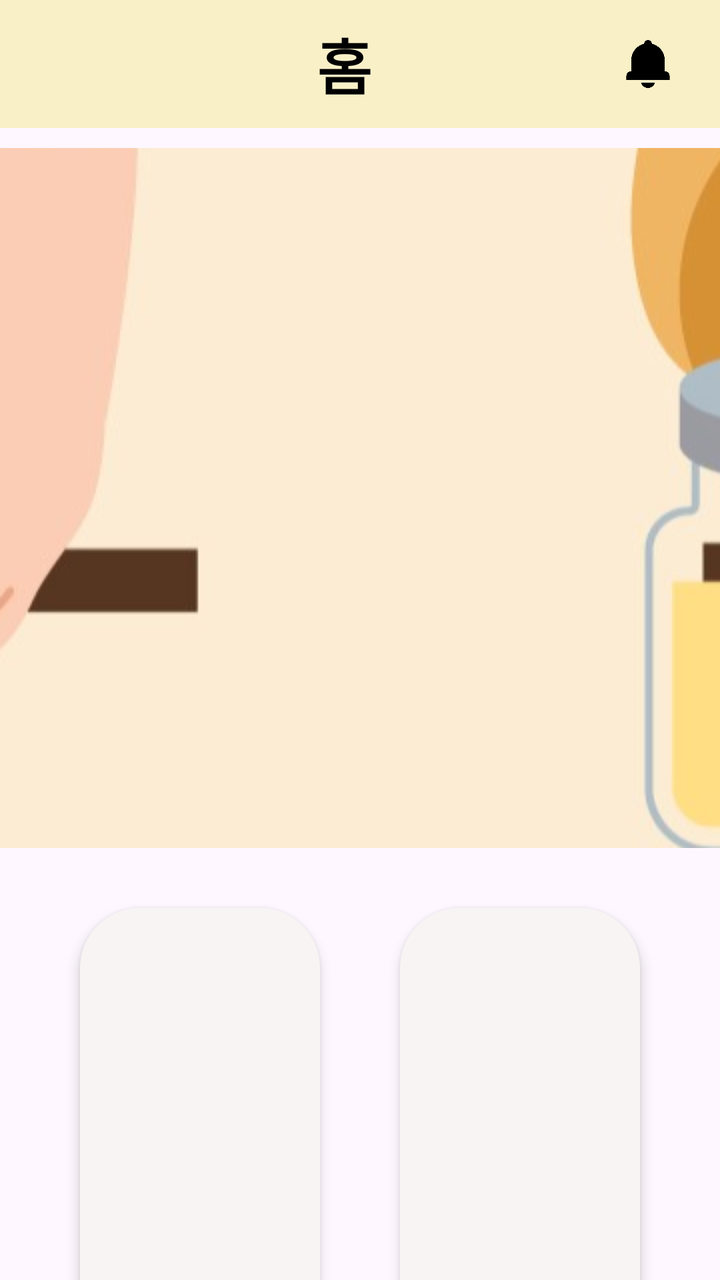
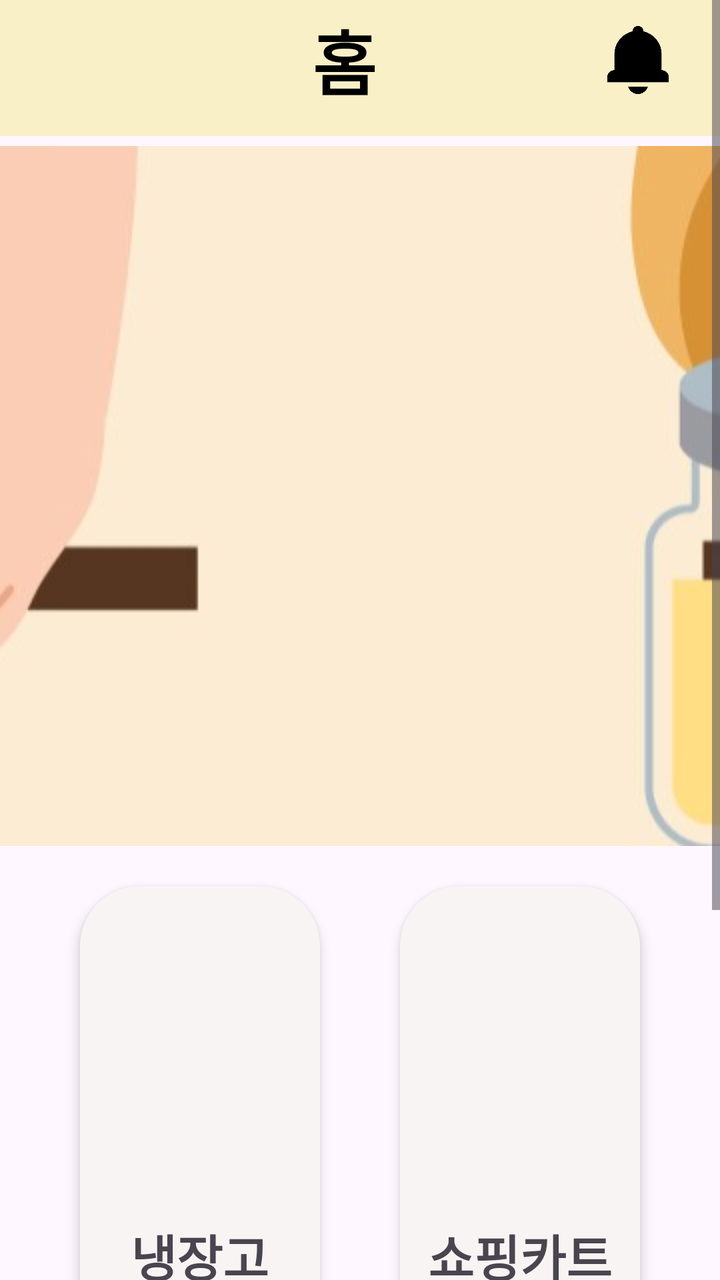

Before-and-after screenshots of an Android layout around one commit, followed by the original layout XML and the change that was made.
<!-- AndroidManifest.xml: application theme Theme.PickAndCook -->
<!-- res/layout/fragment_home.xml -->
<?xml version="1.0" encoding="utf-8"?>
<androidx.constraintlayout.widget.ConstraintLayout
    xmlns:android="http://schemas.android.com/apk/res/android"
    xmlns:app="http://schemas.android.com/apk/res-auto"
    android:layout_width="match_parent"
    android:layout_height="match_parent">

    <androidx.appcompat.widget.Toolbar
        android:id="@+id/toolbar"
        android:layout_width="0dp"
        android:layout_height="?attr/actionBarSize"
        android:background="@color/main"
        android:paddingEnd="16dp"
        app:layout_constraintTop_toTopOf="parent"
        app:layout_constraintStart_toStartOf="parent"
        app:layout_constraintEnd_toEndOf="parent">

        <ImageView
            android:id="@+id/notificationIcon"
            android:layout_width="40dp"
            android:layout_height="50dp"
            android:src="@drawable/ic_alarm_bell"
            android:layout_gravity="end|center_vertical"
            android:padding="8dp" />

        <TextView
            android:layout_width="wrap_content"
            android:layout_height="wrap_content"
            android:layout_gravity="center"
            android:text="홈"
            android:textAppearance="@style/TitleTextStyle" />
    </androidx.appcompat.widget.Toolbar>

    <ImageView
        android:id="@+id/headerImage"
        android:layout_width="0dp"
        android:layout_height="350dp"
        android:layout_marginTop="10dp"
        android:scaleType="centerCrop"
        android:src="@drawable/header_image"
        app:layout_constraintEnd_toEndOf="parent"
        app:layout_constraintStart_toStartOf="parent"
        app:layout_constraintTop_toBottomOf="@id/toolbar" />

    
    <FrameLayout
        android:id="@+id/fridgeView"
        android:layout_width="0dp"
        android:layout_height="400dp"
        android:layout_marginTop="30dp"
        android:layout_marginStart="40dp"
        android:background="@drawable/bg_rounded"
        app:layout_constraintTop_toBottomOf="@id/headerImage"
        app:layout_constraintStart_toStartOf="parent"
        app:layout_constraintEnd_toStartOf="@id/cartView"
        android:elevation="4dp">

        <TextView
            android:layout_width="wrap_content"
            android:layout_height="wrap_content"
            android:text="냉장고"
            android:textSize="25sp"
            android:textStyle="bold"
            android:layout_gravity="center"/>
    </FrameLayout>


    
    <FrameLayout
        android:id="@+id/cartView"
        android:layout_width="0dp"
        android:layout_height="400dp"
        android:background="@drawable/bg_rounded"
        android:layout_marginStart="40dp"
        android:layout_marginEnd="40dp"
        app:layout_constraintTop_toTopOf="@id/fridgeView"
        app:layout_constraintStart_toEndOf="@id/fridgeView"
        app:layout_constraintEnd_toEndOf="parent"
        android:elevation="4dp">

        <TextView
            android:layout_width="wrap_content"
            android:layout_height="wrap_content"
            android:text="쇼핑카트"
            android:textSize="25sp"
            android:textStyle="bold"
            android:layout_gravity="center"/>
    </FrameLayout>


    <Button
        android:id="@+id/recipeButton"
        android:layout_width="150dp"
        android:layout_height="50dp"
        android:layout_marginTop="30dp"
        android:backgroundTint="@color/main"
        android:text="레시피 추천"
        android:textColor="@color/black"
        android:textSize="@dimen/button_size"
        app:layout_constraintEnd_toEndOf="parent"
        app:layout_constraintHorizontal_bias="0.499"
        app:layout_constraintStart_toStartOf="parent"
        app:layout_constraintTop_toBottomOf="@id/cartView" />

</androidx.constraintlayout.widget.ConstraintLayout>
<!-- resources referenced by this layout -->
<resources>
  <color name="black">#FF000000</color>
  <color name="main">#FAF0C8</color>
  <dimen name="button_size">18sp</dimen>
  <!-- drawable bg_rounded (drawable) -->
  <shape xmlns:android="http://schemas.android.com/apk/res/android"
      android:shape="rectangle">
      <solid android:color="#F8F4F4" />
      <corners android:radius="30dp" />
  </shape>
  <!-- drawable header_image: png bitmap (drawable, 370630 bytes) -->
  <!-- drawable ic_alarm_bell: png bitmap (drawable, 4687 bytes) -->
  <style name="TitleTextStyle">
          <item name="android:textSize">30sp</item>
          <item name="android:textStyle">bold</item>
          <item name="android:textColor">#000000</item> 
          <item name="android:fontFamily">sans-serif-medium</item>
          <item name="android:gravity">center</item>
      </style>
  <style name="Theme.PickAndCook" parent="Base.Theme.PickAndCook" />
  <style name="Base.Theme.PickAndCook" parent="Theme.Material3.DayNight.NoActionBar">
          
          
      </style>
</resources>

<!-- the commit's change to res/layout/fragment_home.xml (unified diff, before → after) -->
@@ -1,105 +1,113 @@
 <?xml version="1.0" encoding="utf-8"?>
-<androidx.constraintlayout.widget.ConstraintLayout
+<ScrollView
     xmlns:android="http://schemas.android.com/apk/res/android"
     xmlns:app="http://schemas.android.com/apk/res-auto"
     android:layout_width="match_parent"
     android:layout_height="match_parent">
 
-    <androidx.appcompat.widget.Toolbar
-        android:id="@+id/toolbar"
-        android:layout_width="0dp"
-        android:layout_height="?attr/actionBarSize"
-        android:background="@color/main"
-        android:paddingEnd="16dp"
-        app:layout_constraintTop_toTopOf="parent"
-        app:layout_constraintStart_toStartOf="parent"
-        app:layout_constraintEnd_toEndOf="parent">
+    <androidx.constraintlayout.widget.ConstraintLayout
+        android:layout_width="match_parent"
+        android:layout_height="wrap_content">
+
+        <androidx.appcompat.widget.Toolbar
+            android:id="@+id/toolbar"
+            android:layout_width="0dp"
+            android:layout_height="wrap_content"
+            android:minHeight="?attr/actionBarSize"
+            android:background="@color/main"
+            android:paddingBottom="8dp"
+            android:paddingEnd="16dp"
+            app:layout_constraintTop_toTopOf="parent"
+            app:layout_constraintStart_toStartOf="parent"
+            app:layout_constraintEnd_toEndOf="parent">
+
+            <ImageView
+                android:id="@+id/notificationIcon"
+                android:layout_width="50dp"
+                android:layout_height="60dp"
+                android:src="@drawable/ic_alarm_bell"
+                android:layout_gravity="end|center_vertical"
+                android:padding="8dp" />
+
+            <TextView
+                android:layout_width="wrap_content"
+                android:layout_height="wrap_content"
+                android:layout_gravity="center"
+                android:text="홈"
+                android:textAppearance="@style/TitleTextStyle" />
+        </androidx.appcompat.widget.Toolbar>
 
         <ImageView
-            android:id="@+id/notificationIcon"
-            android:layout_width="40dp"
-            android:layout_height="50dp"
-            android:src="@drawable/ic_alarm_bell"
-            android:layout_gravity="end|center_vertical"
-            android:padding="8dp" />
+            android:id="@+id/headerImage"
+            android:layout_width="0dp"
+            android:layout_height="350dp"
+            android:layout_marginTop="5dp"
+            android:scaleType="centerCrop"
+            android:src="@drawable/header_image"
+            app:layout_constraintEnd_toEndOf="parent"
+            app:layout_constraintStart_toStartOf="parent"
+            app:layout_constraintTop_toBottomOf="@id/toolbar" />
 
-        <TextView
-            android:layout_width="wrap_content"
-            android:layout_height="wrap_content"
-            android:layout_gravity="center"
-            android:text="홈"
-            android:textAppearance="@style/TitleTextStyle" />
-    </androidx.appcompat.widget.Toolbar>
+        
+        <FrameLayout
+            android:id="@+id/fridgeView"
+            android:layout_width="0dp"
+            android:layout_height="370dp"
+            android:layout_marginTop="20dp"
+            android:layout_marginStart="40dp"
+            android:background="@drawable/bg_rounded"
+            app:layout_constraintTop_toBottomOf="@id/headerImage"
+            app:layout_constraintStart_toStartOf="parent"
+            app:layout_constraintEnd_toStartOf="@id/cartView"
+            android:elevation="4dp">
 
-    <ImageView
-        android:id="@+id/headerImage"
-        android:layout_width="0dp"
-        android:layout_height="350dp"
-        android:layout_marginTop="10dp"
-        android:scaleType="centerCrop"
-        android:src="@drawable/header_image"
-        app:layout_constraintEnd_toEndOf="parent"
-        app:layout_constraintStart_toStartOf="parent"
-        app:layout_constraintTop_toBottomOf="@id/toolbar" />
-
-    
-    <FrameLayout
-        android:id="@+id/fridgeView"
-        android:layout_width="0dp"
-        android:layout_height="400dp"
-        android:layout_marginTop="30dp"
-        android:layout_marginStart="40dp"
-        android:background="@drawable/bg_rounded"
-        app:layout_constraintTop_toBottomOf="@id/headerImage"
-        app:layout_constraintStart_toStartOf="parent"
-        app:layout_constraintEnd_toStartOf="@id/cartView"
-        android:elevation="4dp">
-
-        <TextView
-            android:layout_width="wrap_content"
-            android:layout_height="wrap_content"
-            android:text="냉장고"
-            android:textSize="25sp"
-            android:textStyle="bold"
-            android:layout_gravity="center"/>
-    </FrameLayout>
+            <TextView
+                android:layout_width="wrap_content"
+                android:layout_height="wrap_content"
+                android:text="냉장고"
+                android:textSize="25sp"
+                android:textStyle="bold"
+                android:layout_gravity="center"/>
+        </FrameLayout>
 
 
-    
-    <FrameLayout
-        android:id="@+id/cartView"
-        android:layout_width="0dp"
-        android:layout_height="400dp"
-        android:background="@drawable/bg_rounded"
-        android:layout_marginStart="40dp"
-        android:layout_marginEnd="40dp"
-        app:layout_constraintTop_toTopOf="@id/fridgeView"
-        app:layout_constraintStart_toEndOf="@id/fridgeView"
-        app:layout_constraintEnd_toEndOf="parent"
-        android:elevation="4dp">
+        
+        <FrameLayout
+            android:id="@+id/cartView"
+            android:layout_width="0dp"
+            android:layout_height="370dp"
+            android:background="@drawable/bg_rounded"
+            android:layout_marginStart="40dp"
+            android:layout_marginEnd="40dp"
+            app:layout_constraintTop_toTopOf="@id/fridgeView"
+            app:layout_constraintStart_toEndOf="@id/fridgeView"
+            app:layout_constraintEnd_toEndOf="parent"
+            android:elevation="4dp">
 
-        <TextView
-            android:layout_width="wrap_content"
-            android:layout_height="wrap_content"
-            android:text="쇼핑카트"
-            android:textSize="25sp"
-            android:textStyle="bold"
-            android:layout_gravity="center"/>
-    </FrameLayout>
+            <TextView
+                android:layout_width="wrap_content"
+                android:layout_height="wrap_content"
+                android:text="쇼핑카트"
+                android:textSize="25sp"
+                android:textStyle="bold"
+                android:layout_gravity="center"/>
+        </FrameLayout>
 
 
-    <Button
-        android:id="@+id/recipeButton"
-        android:layout_width="150dp"
-        android:layout_height="50dp"
-        android:layout_marginTop="30dp"
-        android:backgroundTint="@color/main"
-        android:text="레시피 추천"
-        android:textColor="@color/black"
-        android:textSize="@dimen/button_size"
-        app:layout_constraintEnd_toEndOf="parent"
-        app:layout_constraintHorizontal_bias="0.499"
-        app:layout_constraintStart_toStartOf="parent"
-        app:layout_constraintTop_toBottomOf="@id/cartView" />
+        <Button
+            android:id="@+id/recipeButton"
+            android:layout_width="150dp"
+            android:layout_height="wrap_content"
+            android:layout_marginTop="30dp"
+            android:backgroundTint="@color/main"
+            android:text="레시피 추천"
+            android:textColor="@color/black"
+            android:textSize="@dimen/button_size"
+            android:padding="10dp"
+            app:layout_constraintEnd_toEndOf="parent"
+            app:layout_constraintHorizontal_bias="0.499"
+            app:layout_constraintStart_toStartOf="parent"
+            app:layout_constraintTop_toBottomOf="@id/cartView" />
 
-</androidx.constraintlayout.widget.ConstraintLayout>
+    </androidx.constraintlayout.widget.ConstraintLayout>
+</ScrollView>
<!-- resource entries referenced after the edit -->
@@ -2,7 +2,7 @@
 <resources>
   <color name="black">#FF000000</color>
   <color name="main">#FAF0C8</color>
-  <dimen name="button_size">18sp</dimen>
+  <dimen name="button_size">20sp</dimen>
   <!-- drawable bg_rounded (drawable) -->
   <shape xmlns:android="http://schemas.android.com/apk/res/android"
       android:shape="rectangle">
@@ -12,7 +12,7 @@
   <!-- drawable header_image: png bitmap (drawable, 370630 bytes) -->
   <!-- drawable ic_alarm_bell: png bitmap (drawable, 4687 bytes) -->
   <style name="TitleTextStyle">
-          <item name="android:textSize">30sp</item>
+          <item name="android:textSize">35sp</item>
           <item name="android:textStyle">bold</item>
           <item name="android:textColor">#000000</item> 
           <item name="android:fontFamily">sans-serif-medium</item>
@@ -21,7 +21,7 @@
   <style name="Theme.PickAndCook" parent="Base.Theme.PickAndCook" />
   <style name="Base.Theme.PickAndCook" parent="Theme.Material3.DayNight.NoActionBar">
           
-          
+          <item name="colorPrimary">#BBFAF0C8</item>
       </style>
 </resources>
 
